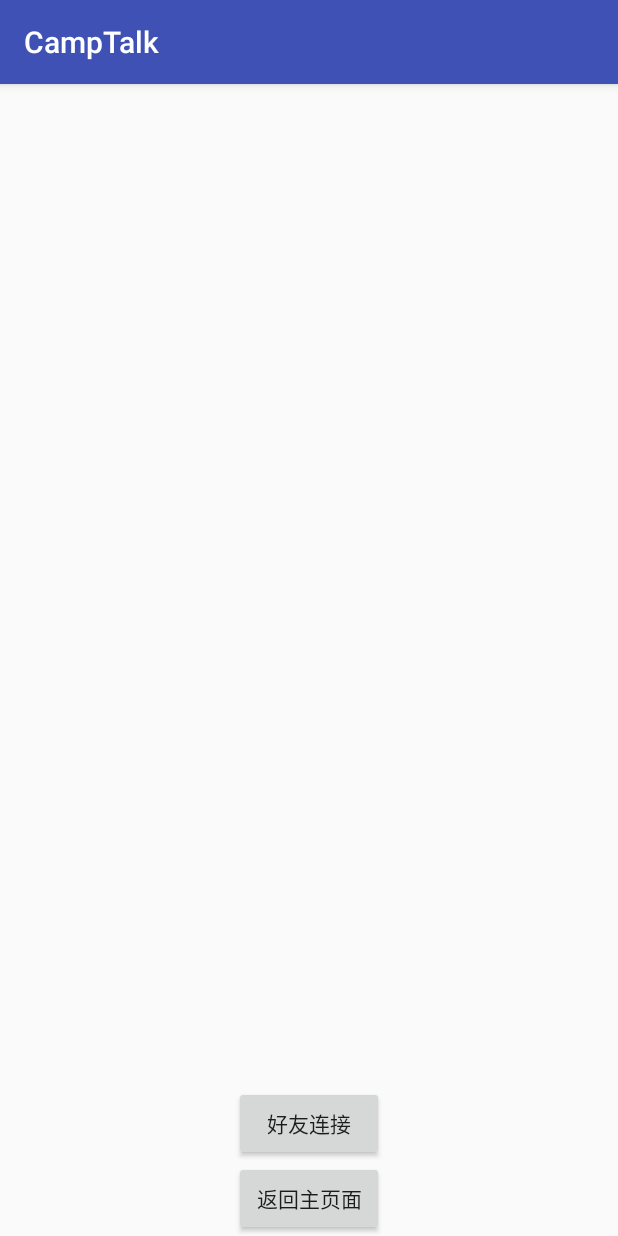
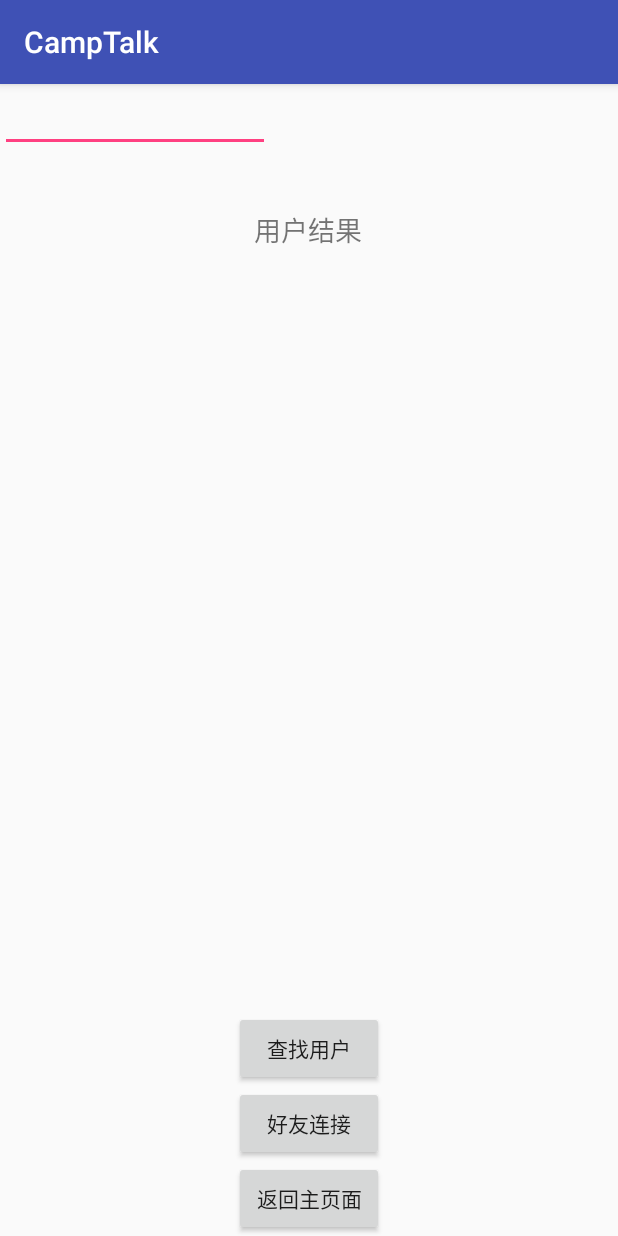
Before and after one commit to likthiis/CampTalk, an Android app: the TestTwoActivity screen opened directly, with no data from a screen before it, on a phone screen of 412 x 824 dp. Run offline under Robolectric (Android 15) with nearby library versions, the phone set to English and light mode, and no system bars.

Commit message:
测试用安卓客户端，新增查询用户功能

```diff
--- a/AndroidApp/app/src/main/java/com/example/wzf/camptalk/SocketAppService.java
+++ b/AndroidApp/app/src/main/java/com/example/wzf/camptalk/SocketAppService.java
@@ -29,11 +29,12 @@ public class SocketAppService extends Application {
     public void setEditTextForName(EditText editTextForName) {
         this.usernameForInitConnect = editTextForName.getText().toString();
     }
-
+    // 可以直接显示在textView里面
     public void getBackMessage(TextView textView) {
         String msg = connectPrepare.getReturnMsg();
         textView.setText(msg);
     }
+
 
     private void sendUid(String uid) {
         // 这里应该存在将客户端保存的uid设置成user字段的功能，这个字段起到标识符作用。
--- a/AndroidApp/app/src/main/java/com/example/wzf/camptalk/TestTwoActivity.java
+++ b/AndroidApp/app/src/main/java/com/example/wzf/camptalk/TestTwoActivity.java
@@ -3,19 +3,29 @@ package com.example.wzf.camptalk;
 import android.content.Intent;
 import android.os.Bundle;
 import android.support.v7.app.AppCompatActivity;
+import android.util.Log;
 import android.view.View;
 import android.widget.Button;
+import android.widget.EditText;
+import android.widget.TextView;
+import android.widget.Toast;
 
 import com.example.wzf.camptalk.model.friendRequest;
 
 public class TestTwoActivity extends AppCompatActivity implements View.OnClickListener {
 
     private SocketAppService socketAppService;
-
+    private static final String TAG = "TestTwoActivity";
     private Button bBackToMain;
 
     // 好友请求测试按钮(新页面)
     private Button bFriendRequestIn2;
+
+    // 用户查找
+    private Button bSendSearch;
+    private EditText eInputUid;
+    private TextView tShowUser;
+
 
     public void onCreate(Bundle savedInstanceState) {
         super.onCreate(savedInstanceState);
@@ -31,6 +41,12 @@ public class TestTwoActivity extends AppCompatActivity implements View.OnClickLi
         // 将好友请求模块放在第二个页面里
         bFriendRequestIn2 = (Button) findViewById(R.id.B_friendRequestIn2);
         bFriendRequestIn2.setOnClickListener(this);
+
+        bSendSearch = (Button) findViewById(R.id.B_sendSearch);
+        bSendSearch.setOnClickListener(this);
+
+        eInputUid = (EditText) findViewById(R.id.E_inputUid);
+        tShowUser = (TextView) findViewById(R.id.T_showUser);
     }
 
     private void sendFriendRequest(friendRequest request) {
@@ -50,5 +66,14 @@ public class TestTwoActivity extends AppCompatActivity implements View.OnClickLi
             request.setItsUid("qinne");
             sendFriendRequest(request);
         }
+        if(view == bSendSearch) {
+            String uidMsg = "usersearch:" + eInputUid.getText().toString();
+            Log.i(TAG, "result is " + uidMsg);
+            socketAppService.sendMessage(uidMsg);
+            socketAppService.getBackMessage(tShowUser);
+//            else {
+//                Toast.makeText(TestTwoActivity.this, "没有输入！", Toast.LENGTH_SHORT).show();
+//            }
+        }
     }
 }
--- a/AndroidApp/app/src/main/res/layout/activity_two_test.xml
+++ b/AndroidApp/app/src/main/res/layout/activity_two_test.xml
@@ -29,6 +29,31 @@
             android:layout_centerHorizontal="true"
             android:text="好友连接" />
 
+        <EditText
+            android:id="@+id/E_inputUid"
+            android:layout_width="180dp"
+            android:layout_height="wrap_content" />
+
+        <TextView
+            android:id="@+id/T_showUser"
+            android:layout_width="126dp"
+            android:layout_height="wrap_content"
+            android:layout_alignParentTop="true"
+            android:layout_centerHorizontal="true"
+            android:layout_marginTop="83dp"
+            android:gravity="center"
+            android:text="用户结果"
+            android:textSize="18sp" />
+
+        <Button
+            android:id="@+id/B_sendSearch"
+            android:layout_width="100dp"
+            android:layout_height="50dp"
+            android:layout_above="@+id/B_friendRequestIn2"
+            android:layout_centerHorizontal="true"
+            android:text="查找用户" />
+
+
     </RelativeLayout>
 
 
```
